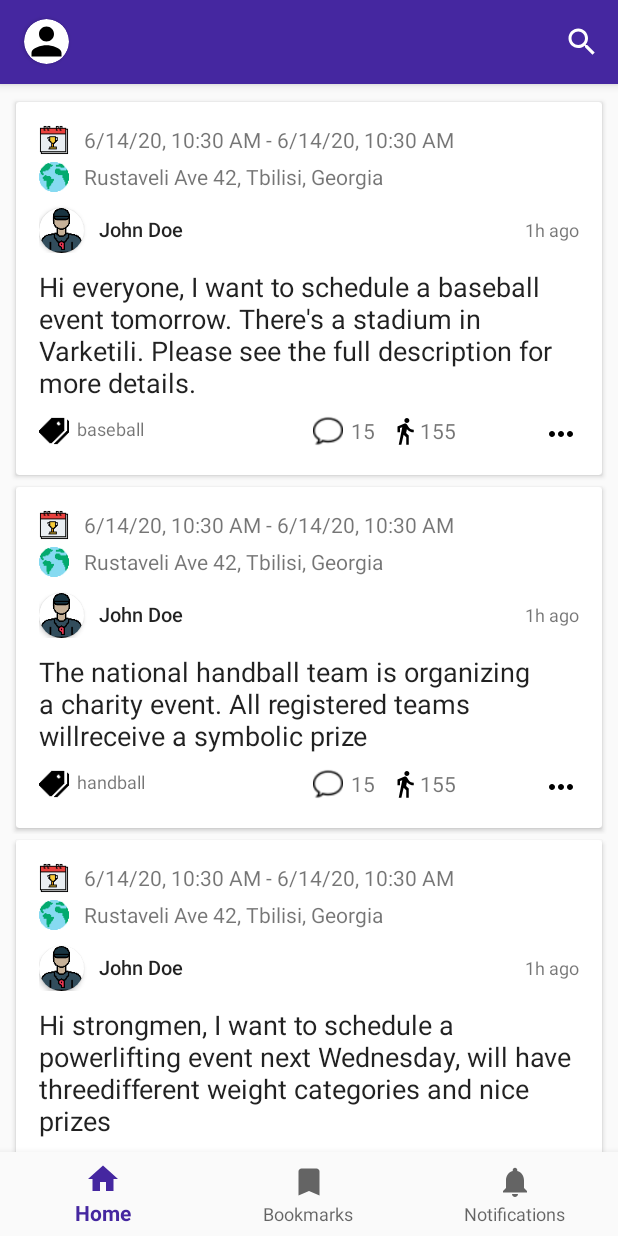
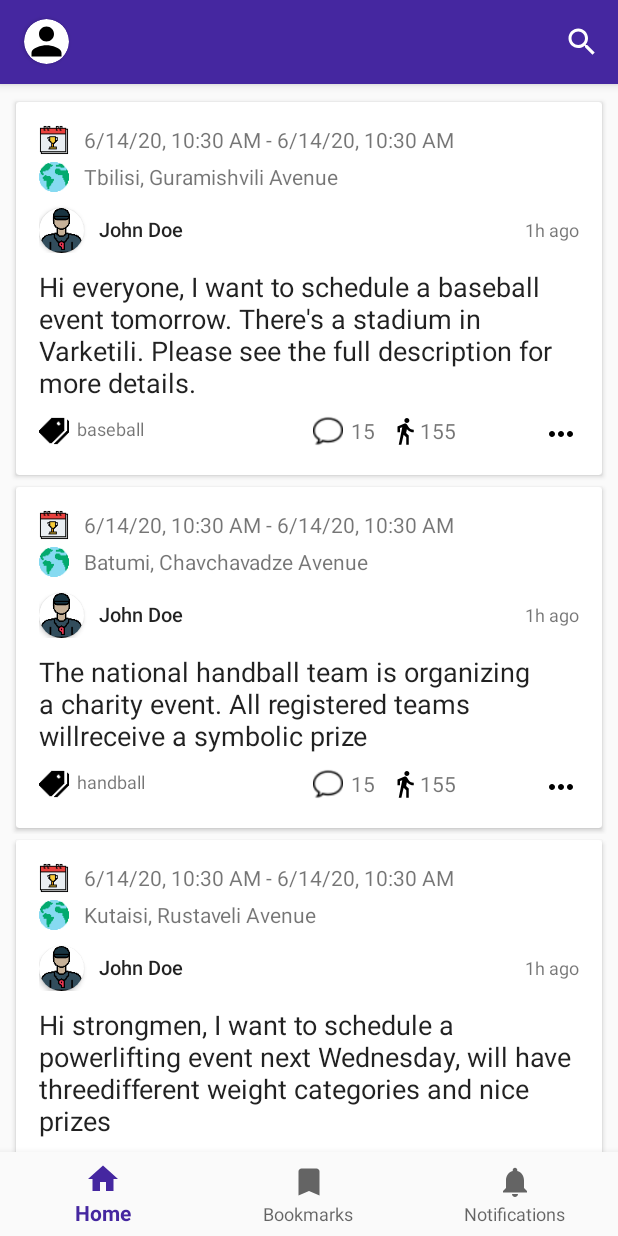
Before and after one commit to Nikolozzi/speaksport, an Android app: the screen it shows after launch (MainActivity), on a phone screen of 412 x 824 dp. Run offline under Robolectric (Android 15) with nearby library versions, the phone set to English and light mode, and no system bars; our stand-ins replace navigation-ui; pictures from the network do not load; 2 statements that could not run were skipped.

Commit message:
Added fullscreen post fragment implementation

```diff
--- a/app/src/main/java/com/gmail/khitirinikoloz/speaksport/entity/EventPost.java
+++ b/app/src/main/java/com/gmail/khitirinikoloz/speaksport/entity/EventPost.java
@@ -34,6 +34,7 @@ public class EventPost implements Post {
         return topic;
     }
 
+    @Override
     public String getDescription() {
         return description;
     }
--- a/app/src/main/java/com/gmail/khitirinikoloz/speaksport/entity/RegularPost.java
+++ b/app/src/main/java/com/gmail/khitirinikoloz/speaksport/entity/RegularPost.java
@@ -25,6 +25,7 @@ public class RegularPost implements Post {
         return topic;
     }
 
+    @Override
     public String getDescription() {
         return description;
     }
--- a/app/src/main/java/com/gmail/khitirinikoloz/speaksport/model/Post.java
+++ b/app/src/main/java/com/gmail/khitirinikoloz/speaksport/model/Post.java
@@ -5,4 +5,5 @@ import java.io.Serializable;
 public interface Post extends Serializable {
     String getTitle();
     String getTopic();
+    String getDescription();
 }
--- a/app/src/main/java/com/gmail/khitirinikoloz/speaksport/ui/PostAdapter.java
+++ b/app/src/main/java/com/gmail/khitirinikoloz/speaksport/ui/PostAdapter.java
@@ -1,6 +1,7 @@
 package com.gmail.khitirinikoloz.speaksport.ui;
 
 import android.content.Context;
+import android.os.Bundle;
 import android.view.LayoutInflater;
 import android.view.View;
 import android.view.ViewGroup;
@@ -28,6 +29,14 @@ public class PostAdapter extends RecyclerView.Adapter<PostAdapter.PostViewHolder
     private final List<Post> posts;
     private final Context context;
     private final SessionManager sessionManager;
+    static final String USERNAME_KEY = "username";
+    static final String TITLE_KEY = "title";
+    static final String DESCRIPTION_KEY = "description";
+    static final String DATE_KEY = "date";
+    static final String LOCATION_KEY = "location";
+    static final String TOPIC_KEY = "topic";
+    static final String COMMENTS_KEY = "comments";
+    static final String SUBSCRIBERS_KEY = "subscribers";
 
     public PostAdapter(Context context, List<Post> names) {
         posts = new ArrayList<>(names);
@@ -40,7 +49,7 @@ public class PostAdapter extends RecyclerView.Adapter<PostAdapter.PostViewHolder
     public PostViewHolder onCreateViewHolder(@NonNull ViewGroup parent, int viewType) {
         View postItem = LayoutInflater.from(parent.getContext())
                 .inflate(R.layout.post_item, parent, false);
-        return new PostViewHolder(postItem);
+        return new PostViewHolder(postItem, context);
     }
 
     @Override
@@ -51,6 +60,7 @@ public class PostAdapter extends RecyclerView.Adapter<PostAdapter.PostViewHolder
         holder.authorView.setText(R.string.username_default);
         holder.titleView.setText(currentPost.getTitle());
         holder.topicView.setText(currentPost.getTopic());
+        holder.description = currentPost.getDescription();
         //load icons with glide for better memory efficiency
         Glide.with(context).load(R.drawable.avatar).into(holder.avatarImg);
         Glide.with(context).load(R.drawable.topic).into(holder.topicImg);
@@ -65,6 +75,7 @@ public class PostAdapter extends RecyclerView.Adapter<PostAdapter.PostViewHolder
             String formattedDateTime = dateFormat.format(eventPost.getStartTime().getTime()) + " - " +
                     dateFormat.format(eventPost.getEndTime().getTime());
             holder.dateView.setText(formattedDateTime);
+            holder.locationView.setText(eventPost.getLocation());
 
             holder.eventLayout.setVisibility(View.VISIBLE);
             holder.goingLayout.setVisibility(View.VISIBLE);
@@ -84,14 +95,14 @@ public class PostAdapter extends RecyclerView.Adapter<PostAdapter.PostViewHolder
 
         if (!holder.isSubscribed) {
             holder.goingImg.setColorFilter(ContextCompat.getColor(context, R.color.subscribed_img_tint));
-            int currentSubscribers = Integer.parseInt(holder.eventSubscribers.getText().toString());
-            holder.eventSubscribers.setText(String.valueOf(currentSubscribers + 1));
+            int currentSubscribers = Integer.parseInt(holder.eventSubscribersView.getText().toString());
+            holder.eventSubscribersView.setText(String.valueOf(currentSubscribers + 1));
 
             holder.isSubscribed = true;
         } else {
             holder.goingImg.clearColorFilter();
-            int currentSubscribers = Integer.parseInt(holder.eventSubscribers.getText().toString());
-            holder.eventSubscribers.setText(String.valueOf(currentSubscribers - 1));
+            int currentSubscribers = Integer.parseInt(holder.eventSubscribersView.getText().toString());
+            holder.eventSubscribersView.setText(String.valueOf(currentSubscribers - 1));
 
             holder.isSubscribed = false;
         }
@@ -113,7 +124,7 @@ public class PostAdapter extends RecyclerView.Adapter<PostAdapter.PostViewHolder
         postMenu.show();
     }
 
-    static class PostViewHolder extends RecyclerView.ViewHolder {
+    static class PostViewHolder extends RecyclerView.ViewHolder implements View.OnClickListener {
         private final ImageView eventImg;
         private final ImageView locationImg;
         private final ImageView avatarImg;
@@ -124,16 +135,21 @@ public class PostAdapter extends RecyclerView.Adapter<PostAdapter.PostViewHolder
         private final TextView titleView;
         private final TextView topicView;
         private final TextView dateView;
-        private final TextView eventSubscribers;
+        private final TextView locationView;
+        private final TextView commentView;
+        private final TextView eventSubscribersView;
         //view container that holds event ImageView and TextView
         private final RelativeLayout eventLayout;
         private final RelativeLayout goingLayout;
         private final ImageButton moreButton;
 
         private boolean isSubscribed;
+        private String description;
+        private final Context context;
 
-        PostViewHolder(@NonNull View itemView) {
+        PostViewHolder(@NonNull View itemView, @NonNull Context context) {
             super(itemView);
+            this.context = context;
             locationImg = itemView.findViewById(R.id.event_location_pic);
             eventImg = itemView.findViewById(R.id.event_pic);
             avatarImg = itemView.findViewById(R.id.avatar);
@@ -144,10 +160,39 @@ public class PostAdapter extends RecyclerView.Adapter<PostAdapter.PostViewHolder
             titleView = itemView.findViewById(R.id.main_text);
             topicView = itemView.findViewById(R.id.topic);
             dateView = itemView.findViewById(R.id.event_date);
-            eventSubscribers = itemView.findViewById(R.id.subscriber_number);
+            locationView = itemView.findViewById(R.id.event_location);
+            commentView = itemView.findViewById(R.id.comment_number);
+            eventSubscribersView = itemView.findViewById(R.id.subscriber_number);
+
             moreButton = itemView.findViewById(R.id.icon_more);
             eventLayout = itemView.findViewById(R.id.event_container);
             goingLayout = itemView.findViewById(R.id.event_subscribers_container);
+
+            itemView.setOnClickListener(this);
+        }
+
+        @Override
+        public void onClick(View v) {
+            //make a call to the api to fetch this post's fields before opening the fullscreen view
+            //temporary implementation
+            Bundle bundle = new Bundle();
+            bundle.putString(USERNAME_KEY, authorView.getText().toString());
+            bundle.putString(TITLE_KEY, titleView.getText().toString());
+            bundle.putString(DESCRIPTION_KEY, description);
+            bundle.putString(DATE_KEY, dateView.getText().toString());
+            bundle.putString(LOCATION_KEY, locationView.getText().toString());
+            bundle.putString(TOPIC_KEY, topicView.getText().toString());
+            bundle.putString(COMMENTS_KEY, commentView.getText().toString());
+            bundle.putString(SUBSCRIBERS_KEY, eventSubscribersView.getText().toString());
+
+            FullScreenPostFragment fullScreenPostFragment = new FullScreenPostFragment();
+            fullScreenPostFragment.setArguments(bundle);
+            MainActivity activity = (MainActivity) context;
+            activity.getSupportFragmentManager().beginTransaction()
+                    .replace(R.id.home_container, fullScreenPostFragment, null)
+                    .setCustomAnimations(R.anim.slide_in_bottom, R.anim.slide_out_bottom)
+                    .addToBackStack(null)
+                    .commit();
         }
     }
 }
--- a/app/src/main/java/com/gmail/khitirinikoloz/speaksport/ui/home/SampleDataGenerator.java
+++ b/app/src/main/java/com/gmail/khitirinikoloz/speaksport/ui/home/SampleDataGenerator.java
@@ -12,21 +12,24 @@ public class SampleDataGenerator {
     private static final String EVENT_TITLE_1 =
             "Hi everyone, I want to schedule a baseball event tomorrow. There's a " +
                     "stadium in Varketili. Please see the full description for more details.";
-    public static final String EVENT_TITLE_2 =
+    private static final String EVENT_TITLE_2 =
             "The national handball team is organizing a charity event. All registered teams will" +
                     "receive a symbolic prize";
-    public static final String EVENT_TITLE_3 =
+    private static final String EVENT_TITLE_3 =
             "Hi strongmen, I want to schedule a powerlifting event next Wednesday, will have three" +
                     "different weight categories and nice prizes";
+    private static final String DESCRIPTION = "All the teams willing to participate must write to me " +
+            "the list of names of their teammates. Depending on the number of participants the " +
+            "event may be split on 2 days.";
 
 
     static List<Post> getSamplePosts() {
         return Arrays.asList(
-                new EventPost(EVENT_TITLE_1, null, Calendar.getInstance(), Calendar.getInstance(),
+                new EventPost(EVENT_TITLE_1, DESCRIPTION, Calendar.getInstance(), Calendar.getInstance(),
                         "Tbilisi, Guramishvili Avenue", "baseball"),
-                new EventPost(EVENT_TITLE_2, null, Calendar.getInstance(), Calendar.getInstance(),
+                new EventPost(EVENT_TITLE_2, DESCRIPTION, Calendar.getInstance(), Calendar.getInstance(),
                         "Batumi, Chavchavadze Avenue", "handball"),
-                new EventPost(EVENT_TITLE_3, null, Calendar.getInstance(), Calendar.getInstance(),
+                new EventPost(EVENT_TITLE_3, DESCRIPTION, Calendar.getInstance(), Calendar.getInstance(),
                         "Kutaisi, Rustaveli Avenue", "powerlifting")
         );
     }
--- a/app/src/main/res/layout/fragment_home.xml
+++ b/app/src/main/res/layout/fragment_home.xml
@@ -1,9 +1,9 @@
 <?xml version="1.0" encoding="utf-8"?>
-<LinearLayout xmlns:android="http://schemas.android.com/apk/res/android"
+<FrameLayout xmlns:android="http://schemas.android.com/apk/res/android"
     xmlns:tools="http://schemas.android.com/tools"
+    android:id="@+id/home_container"
     android:layout_width="match_parent"
     android:layout_height="match_parent"
-    android:orientation="vertical"
     tools:context=".ui.home.HomeFragment">
 
     <androidx.recyclerview.widget.RecyclerView
@@ -12,4 +12,4 @@
         android:layout_height="wrap_content"
         android:layout_marginTop="8dp" />
 
-</LinearLayout>
+</FrameLayout>
--- a/app/src/main/res/layout/post_item.xml
+++ b/app/src/main/res/layout/post_item.xml
@@ -25,7 +25,7 @@
                 android:layout_height="wrap_content"
                 android:layout_marginEnd="5dp"
                 android:layout_marginRight="5dp"
-                android:visibility="visible"
+                android:visibility="gone"
                 app:layout_constraintStart_toStartOf="parent"
                 app:layout_constraintTop_toTopOf="parent">
 
@@ -43,8 +43,7 @@
                     android:layout_marginLeft="10dp"
                     android:layout_toEndOf="@id/event_pic"
                     android:layout_toRightOf="@id/event_pic"
-                    android:maxLines="3"
-                    android:text="@string/default_event_date" />
+                    android:maxLines="3" />
 
                 <ImageView
                     android:id="@+id/event_location_pic"
@@ -64,8 +63,7 @@
                     android:layout_marginTop="5dp"
                     android:layout_toEndOf="@id/event_location_pic"
                     android:layout_toRightOf="@id/event_location_pic"
-                    android:maxLines="4"
-                    android:text="@string/default_event_location" />
+                    android:maxLines="4" />
 
             </RelativeLayout>
 
--- a/app/src/main/res/values/colors.xml
+++ b/app/src/main/res/values/colors.xml
@@ -7,5 +7,6 @@
     <color name="colorAccent">#03DAC5</color>
     <color name="nav_header_color">#0283c3</color>
     <color name="subscribed_img_tint">#19bd00</color>
+    <color name="link">#0000EE</color>
 
 </resources>
```
Also changed, not shown: app/src/main/java/com/gmail/khitirinikoloz/speaksport/ui/FullScreenPostFragment.java (added, +102 -0 lines), app/src/main/res/layout/fragment_full_screen_post.xml (renamed from app/src/main/res/layout/post_item_fullscreen.xml, +7 -5 lines).
